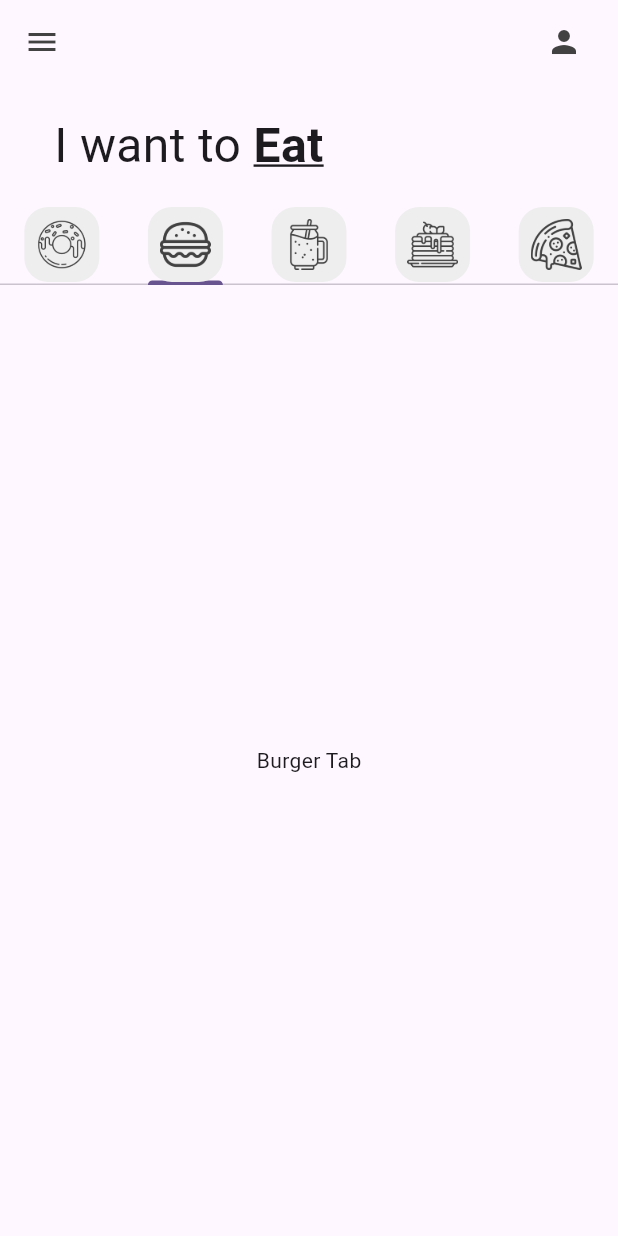
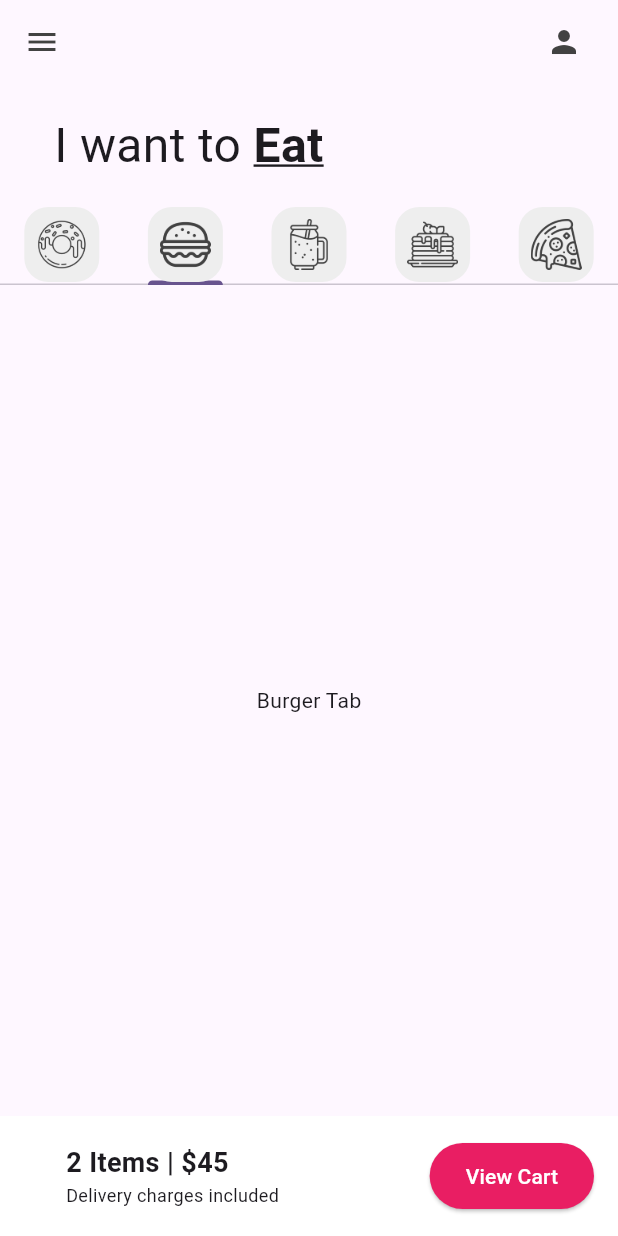
Before and after one commit to Jarvyes14/Donut_app, a Flutter app: the screen it shows after launch, tab 2 chosen, on a phone screen of 412 x 824 dp. Run offline on Flutter 3.47's test engine with Material 3 defaults, Android fonts, the phone set to English and light mode, and no system bars.

Commit message:
UI Finished

```diff
--- a/lib/pages/home_page.dart
+++ b/lib/pages/home_page.dart
@@ -59,7 +59,42 @@
                 ]),
             ),
             //TabBar
-          ],)
+            //carrito
+            Container(
+              color: Colors.white,
+              padding: const EdgeInsets.all(16),
+              child: Row(
+                mainAxisAlignment: MainAxisAlignment.spaceBetween,
+                children: [
+                  Padding(padding: EdgeInsets.only(left: 28),
+                child: Column(
+                  crossAxisAlignment: CrossAxisAlignment.start,
+                  children: [
+                    Text('2 Items | \$45',
+                      style: TextStyle(
+                        fontSize: 18,
+                        fontWeight: FontWeight.bold,
+                      ),
+                    ),
+                    Text('Delivery charges included',
+                    style: TextStyle(fontSize: 12),)
+                  ],
+                )
+                    ),
+                    ElevatedButton(
+                        onPressed: () {  },
+                        style: ElevatedButton.styleFrom(backgroundColor: Colors.pink,
+                        padding: EdgeInsets.symmetric(horizontal: 24, vertical: 12)),
+
+                        child: const Text('View Cart',
+                        style: TextStyle(color: Colors.white),),)
+
+                  ],
+
+                ),
+            ),
+          ],
+        )
       ),
     );
   }
--- a/lib/tabs/donut_tab.dart
+++ b/lib/tabs/donut_tab.dart
@@ -8,7 +8,7 @@
     // [donutFlavor, donutPrice, donutColor, imageName],
      ["Ice Cream","36", Colors.blue, "assets/images/icecream_donut.png"],
      ["Strawberry","45", Colors.red,"assets/images/strawberry_donut.png"],
-     ["Grape APe","84", Colors.purple,"assets/images/grape_donut.png"],
+     ["Grape Ape","84", Colors.purple,"assets/images/grape_donut.png"],
      ["Choco","95", Colors.brown, 'assets/images/chocolate_donut.png'],
    ];
   DonutTab({super.key});
```
